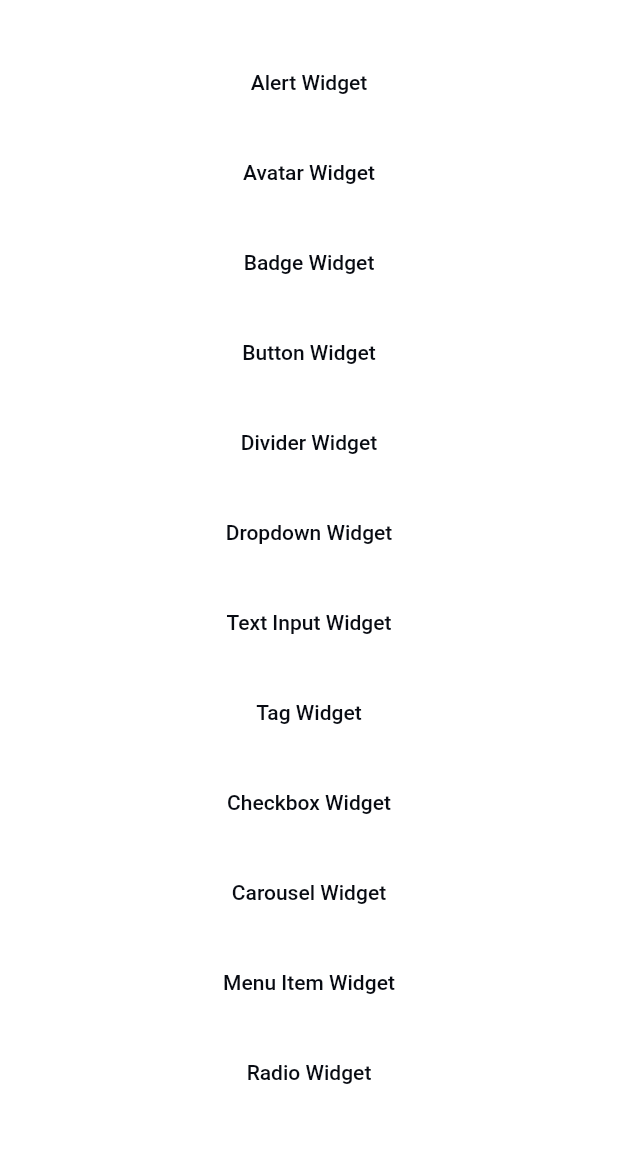
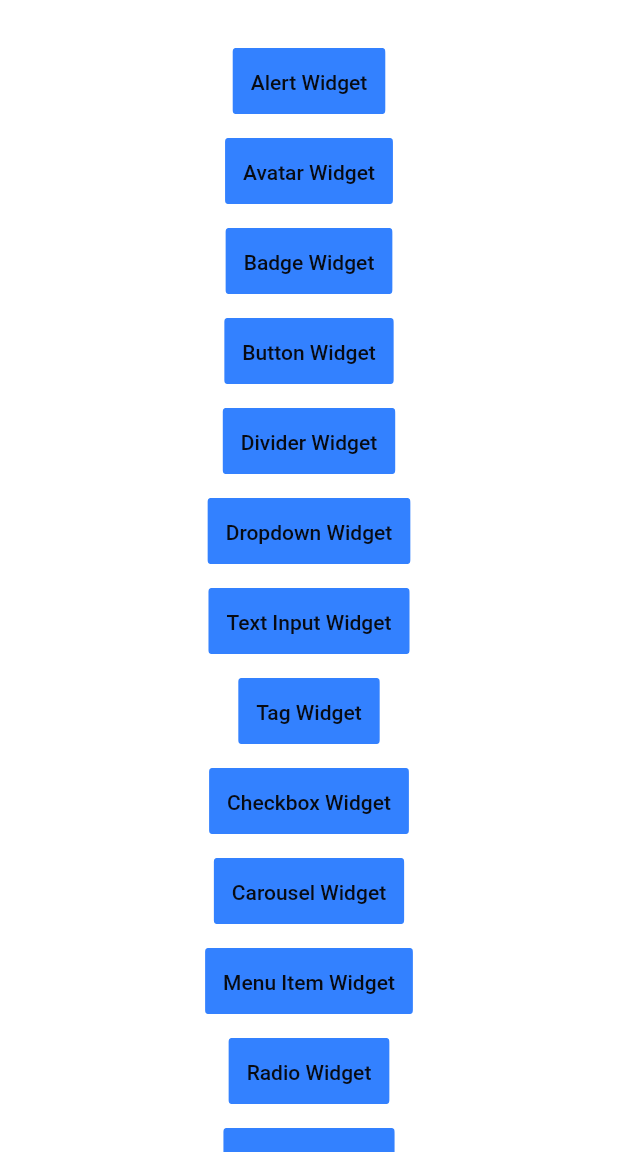
Before and after one commit to odeassis/bacon, a Flutter app: the screen it shows after launch, on a phone screen of 412 x 824 dp, the part 84-1236 px from its top. Run offline on Flutter 3.47's test engine with Material 3 defaults, Android fonts, the phone set to English and light mode, and no system bars; our stand-ins replace go_router; statements that could not run were skipped.

```diff
--- a/lib/src/theme/tokens/hive_tokens.dart
+++ b/lib/src/theme/tokens/hive_tokens.dart
@@ -6,12 +6,12 @@ import 'tokens.dart';
 class HiveTokens extends ThemeExtension<HiveTokens>
     with DiagnosticableTreeMixin {
   static final HiveTokens light = HiveTokens._create(
-    HiveColors.light(),
+    HiveMode(primitives: HiveColors()),
     HiveShadows.light,
   );
 
   static final HiveTokens dark = HiveTokens._create(
-    HiveColors.dark(),
+    HiveMode.dark(primitives: HiveColors.dark()),
     HiveShadows.dark,
   );
 
@@ -34,11 +34,11 @@ class HiveTokens extends ThemeExtension<HiveTokens>
   });
 
   factory HiveTokens._create(
-    HiveColors primitiveColors,
+    HiveMode mode,
     HiveShadows shadows,
   ) {
     return HiveTokens._(
-      modes: HiveMode.colors(primitives: primitiveColors),
+      modes: mode,
       scale: HiveScale(),
       shape: HiveShape(),
       typography: HiveTypographyTokens(
--- a/lib/src/theme/tokens/primitives/color/default.dart
+++ b/lib/src/theme/tokens/primitives/color/default.dart
@@ -101,7 +101,7 @@ class HiveColors extends HivePrimitiveColorsTokens {
     required super.alphaRed,
   });
 
-  HiveColors.light()
+  HiveColors()
       : super(
           neutral0: const Color(0xFFFFFFFF),
           neutral100: const Color(0xFFF9FAFB),
--- a/lib/src/theme/tokens/semantic_tokens/modes/accent/default.dart
+++ b/lib/src/theme/tokens/semantic_tokens/modes/accent/default.dart
@@ -2,7 +2,7 @@ import '../../../primitives/primitives.dart';
 import 'accent_tokens.dart';
 
 class HiveAccentColors extends HiveAccentColorsTokens {
-  HiveAccentColors.colors({
+  HiveAccentColors({
     required HivePrimitiveColorsTokens primitives,
   }) : super(
           purple: primitives.purple600,
@@ -20,4 +20,23 @@ class HiveAccentColors extends HiveAccentColorsTokens {
           blue: primitives.blue600,
           blueLight: primitives.blue200,
         );
+
+  HiveAccentColors.dark({
+    required HivePrimitiveColorsTokens primitives,
+  }) : super(
+          purple: primitives.purple700,
+          purpleLight: primitives.purple300,
+          pink: primitives.pink700,
+          pinkLight: primitives.pink300,
+          red: primitives.red700,
+          redLight: primitives.red300,
+          orange: primitives.orange700,
+          orangeLight: primitives.orange300,
+          yellow: primitives.yellow700,
+          yellowLight: primitives.yellow300,
+          green: primitives.green700,
+          greenLight: primitives.green300,
+          blue: primitives.blue700,
+          blueLight: primitives.blue300,
+        );
 }
--- a/lib/src/theme/tokens/semantic_tokens/modes/action/action_tokens.dart
+++ b/lib/src/theme/tokens/semantic_tokens/modes/action/action_tokens.dart
@@ -12,7 +12,7 @@ class HiveActionColorsTokens extends ThemeExtension<HiveActionColorsTokens>
   final Color hoverOnDark;
   final Color focusRingBrand;
   final Color focusRingNeutral;
-  final Color focusRingDanger;
+  final Color focusRingError;
 
   const HiveActionColorsTokens({
     required this.active,
@@ -21,7 +21,7 @@ class HiveActionColorsTokens extends ThemeExtension<HiveActionColorsTokens>
     required this.hoverOnDark,
     required this.focusRingBrand,
     required this.focusRingNeutral,
-    required this.focusRingDanger,
+    required this.focusRingError,
   });
 
   @override
@@ -39,8 +39,8 @@ class HiveActionColorsTokens extends ThemeExtension<HiveActionColorsTokens>
           utils.colorsLerp(focusRingBrand, other.focusRingBrand, t)!,
       focusRingNeutral:
           utils.colorsLerp(focusRingNeutral, other.focusRingNeutral, t)!,
-      focusRingDanger:
-          utils.colorsLerp(focusRingDanger, other.focusRingDanger, t)!,
+      focusRingError:
+          utils.colorsLerp(focusRingError, other.focusRingError, t)!,
     );
   }
 
@@ -52,7 +52,7 @@ class HiveActionColorsTokens extends ThemeExtension<HiveActionColorsTokens>
     Color? hoverOnDark,
     Color? focusRingBrand,
     Color? focusRingNeutral,
-    Color? focusRingDanger,
+    Color? focusRingError,
   }) {
     return HiveActionColorsTokens(
       active: active ?? this.active,
@@ -61,7 +61,7 @@ class HiveActionColorsTokens extends ThemeExtension<HiveActionColorsTokens>
       hoverOnDark: hoverOnDark ?? this.hoverOnDark,
       focusRingBrand: focusRingBrand ?? this.focusRingBrand,
       focusRingNeutral: focusRingNeutral ?? this.focusRingNeutral,
-      focusRingDanger: focusRingDanger ?? this.focusRingDanger,
+      focusRingError: focusRingError ?? this.focusRingError,
     );
   }
 
@@ -78,6 +78,6 @@ class HiveActionColorsTokens extends ThemeExtension<HiveActionColorsTokens>
     properties
         .add(DiagnosticsProperty<Color>('focusRingNeutral', focusRingNeutral));
     properties
-        .add(DiagnosticsProperty<Color>('focusRingDanger', focusRingDanger));
+        .add(DiagnosticsProperty<Color>('focusRingError', focusRingError));
   }
 }
--- a/lib/src/theme/tokens/semantic_tokens/modes/action/default.dart
+++ b/lib/src/theme/tokens/semantic_tokens/modes/action/default.dart
@@ -2,17 +2,7 @@ import '../../../primitives/primitives.dart';
 import 'action_tokens.dart';
 
 class HiveActionColors extends HiveActionColorsTokens {
-  const HiveActionColors({
-    required super.active,
-    required super.hoverOnColor,
-    required super.hoverOnDark,
-    required super.disabled,
-    required super.focusRingBrand,
-    required super.focusRingNeutral,
-    required super.focusRingDanger,
-  });
-
-  HiveActionColors.colors({
+  HiveActionColors({
     required HivePrimitiveColorsTokens primitives,
   }) : super(
           active: primitives.brand600,
@@ -27,7 +17,26 @@ class HiveActionColors extends HiveActionColorsTokens {
           focusRingNeutral: HiveColors.dark()
               .alpha
               .withOpacity(HiveOpacities.opacities.focusRing),
-          focusRingDanger: primitives.alphaRed
+          focusRingError: primitives.alphaRed
+              .withOpacity(HiveOpacities.opacities.focusRing),
+        );
+
+  HiveActionColors.dark({
+    required HivePrimitiveColorsTokens primitives,
+  }) : super(
+          active: primitives.brand700,
+          hoverOnColor: HiveColors.dark()
+              .alpha
+              .withOpacity(HiveOpacities.opacities.hoverOnColor),
+          hoverOnDark:
+              primitives.alpha.withOpacity(HiveOpacities.opacities.hoverOnDark),
+          disabled: primitives.neutral300,
+          focusRingBrand: primitives.alphaBrand
+              .withOpacity(HiveOpacities.opacities.focusRing),
+          focusRingNeutral: HiveColors.dark()
+              .alpha
+              .withOpacity(HiveOpacities.opacities.focusRing),
+          focusRingError: primitives.alphaRed
               .withOpacity(HiveOpacities.opacities.focusRing),
         );
 }
--- a/lib/src/theme/tokens/semantic_tokens/modes/alert/default.dart
+++ b/lib/src/theme/tokens/semantic_tokens/modes/alert/default.dart
@@ -2,7 +2,7 @@ import '../../../primitives/primitives.dart';
 import 'alert_tokens.dart';
 
 class HiveAlertColors extends HiveAlertColorsTokens {
-  HiveAlertColors.colors({
+  HiveAlertColors({
     required HivePrimitiveColorsTokens primitives,
   }) : super(
           danger: primitives.red600,
@@ -14,4 +14,17 @@ class HiveAlertColors extends HiveAlertColorsTokens {
           info: primitives.blue600,
           infoLight: primitives.blue200,
         );
+
+  HiveAlertColors.dark({
+    required HivePrimitiveColorsTokens primitives,
+  }) : super(
+          danger: primitives.red700,
+          dangerLight: primitives.red300,
+          warning: primitives.yellow700,
+          warningLight: primitives.yellow300,
+          success: primitives.green700,
+          successLight: primitives.green300,
+          info: primitives.blue700,
+          infoLight: primitives.blue300,
+        );
 }
--- a/lib/src/theme/tokens/semantic_tokens/modes/default.dart
+++ b/lib/src/theme/tokens/semantic_tokens/modes/default.dart
@@ -8,14 +8,25 @@ import 'layers/content.dart';
 import 'modes_tokens.dart';
 
 class HiveMode extends HiveModeTokens {
-  HiveMode.colors({
+  HiveMode({
     required HivePrimitiveColorsTokens primitives,
   }) : super(
-          action: HiveActionColors.colors(primitives: primitives),
-          alert: HiveAlertColors.colors(primitives: primitives),
-          background: HiveBackground.colors(primitives: primitives),
-          content: HiveContentColors.colors(primitives: primitives),
-          border: HiveBorderColors.colors(primitives: primitives),
-          accent: HiveAccentColors.colors(primitives: primitives),
+          accent: HiveAccentColors(primitives: primitives),
+          alert: HiveAlertColors(primitives: primitives),
+          action: HiveActionColors(primitives: primitives),
+          background: HiveBackground(primitives: primitives),
+          border: HiveBorderColors(primitives: primitives),
+          content: HiveContentColors(primitives: primitives),
+        );
+
+  HiveMode.dark({
+    required HivePrimitiveColorsTokens primitives,
+  }) : super(
+          accent: HiveAccentColors.dark(primitives: primitives),
+          alert: HiveAlertColors.dark(primitives: primitives),
+          action: HiveActionColors.dark(primitives: primitives),
+          background: HiveBackground.dark(primitives: primitives),
+          border: HiveBorderColors.dark(primitives: primitives),
+          content: HiveContentColors.dark(primitives: primitives),
         );
 }
--- a/lib/src/theme/tokens/semantic_tokens/modes/layers/background.dart
+++ b/lib/src/theme/tokens/semantic_tokens/modes/layers/background.dart
@@ -2,18 +2,7 @@ import '../../../primitives/primitives.dart';
 import 'layers_tokens.dart';
 
 class HiveBackground extends HiveLayersColorsTokens {
-  const HiveBackground({
-    required super.brand,
-    required super.brandLight,
-    required super.primary,
-    required super.secondary,
-    required super.tertiary,
-    required super.inverse,
-    required super.alwaysWhite,
-    required super.alwaysDark,
-  });
-
-  HiveBackground.colors({
+  HiveBackground({
     required HivePrimitiveColorsTokens primitives,
   }) : super(
           brand: primitives.brand600,
@@ -25,4 +14,17 @@ class HiveBackground extends HiveLayersColorsTokens {
           alwaysDark: primitives.neutral1100,
           alwaysWhite: primitives.neutral0,
         );
+
+  HiveBackground.dark({
+    required HivePrimitiveColorsTokens primitives,
+  }) : super(
+          brand: primitives.brand700,
+          brandLight: primitives.brand300,
+          primary: primitives.neutral200,
+          secondary: primitives.neutral0,
+          tertiary: primitives.neutral300,
+          inverse: primitives.neutral1100,
+          alwaysDark: primitives.neutral0,
+          alwaysWhite: primitives.neutral1100,
+        );
 }
--- a/lib/src/theme/tokens/semantic_tokens/modes/layers/border.dart
+++ b/lib/src/theme/tokens/semantic_tokens/modes/layers/border.dart
@@ -2,18 +2,7 @@ import '../../../primitives/primitives.dart';
 import 'layers_tokens.dart';
 
 class HiveBorderColors extends HiveLayersColorsTokens {
-  const HiveBorderColors({
-    required super.brand,
-    required super.brandLight,
-    required super.primary,
-    required super.secondary,
-    required super.tertiary,
-    required super.inverse,
-    required super.alwaysWhite,
-    required super.alwaysDark,
-  });
-
-  HiveBorderColors.colors({
+  HiveBorderColors({
     required HivePrimitiveColorsTokens primitives,
   }) : super(
           brand: primitives.brand600,
@@ -25,4 +14,17 @@ class HiveBorderColors extends HiveLayersColorsTokens {
           alwaysDark: primitives.neutral1100,
           alwaysWhite: primitives.neutral0,
         );
+
+  HiveBorderColors.dark({
+    required HivePrimitiveColorsTokens primitives,
+  }) : super(
+          brand: primitives.brand700,
+          brandLight: primitives.brand300,
+          primary: primitives.neutral400,
+          secondary: primitives.neutral300,
+          tertiary: primitives.neutral500,
+          inverse: primitives.neutral800,
+          alwaysDark: primitives.neutral0,
+          alwaysWhite: primitives.neutral1100,
+        );
 }
--- a/lib/src/theme/tokens/semantic_tokens/modes/layers/content.dart
+++ b/lib/src/theme/tokens/semantic_tokens/modes/layers/content.dart
@@ -2,18 +2,7 @@ import '../../../primitives/primitives.dart';
 import 'layers_tokens.dart';
 
 class HiveContentColors extends HiveLayersColorsTokens {
-  const HiveContentColors({
-    required super.brand,
-    required super.brandLight,
-    required super.primary,
-    required super.secondary,
-    required super.tertiary,
-    required super.inverse,
-    required super.alwaysWhite,
-    required super.alwaysDark,
-  });
-
-  HiveContentColors.colors({
+  HiveContentColors({
     required HivePrimitiveColorsTokens primitives,
   }) : super(
           brand: primitives.brand600,
@@ -25,4 +14,17 @@ class HiveContentColors extends HiveLayersColorsTokens {
           alwaysDark: primitives.neutral1100,
           alwaysWhite: primitives.neutral0,
         );
+
+  HiveContentColors.dark({
+    required HivePrimitiveColorsTokens primitives,
+  }) : super(
+          brand: primitives.brand700,
+          brandLight: primitives.brand300,
+          primary: primitives.neutral1100,
+          secondary: primitives.neutral800,
+          tertiary: primitives.neutral500,
+          inverse: primitives.neutral0,
+          alwaysDark: primitives.neutral0,
+          alwaysWhite: primitives.neutral1100,
+        );
 }
--- a/lib/src/widgets/button/button.dart
+++ b/lib/src/widgets/button/button.dart
@@ -3,7 +3,6 @@ import 'package:flutter/material.dart';
 import '../../theme/components/components.dart';
 import '../../theme/effects/effects.dart';
 import '../../theme/theme.dart';
-import '../../theme/tokens/tokens.dart';
 import '../../utils/utils.dart' as utils;
 
 enum HiveButtonSize {
@@ -413,7 +412,7 @@ class _HiveButtonState extends State<HiveButton>
         widget.borderRadius ?? effectiveHiveButtonSize.borderRadius;
 
     final Color effectiveBackgroundColor =
-        widget.backgroundColor ?? HiveTokens.light.modes.background.primary;
+        widget.backgroundColor ?? HiveTokens.light.modes.background.brand;
 
     final Color effectiveBorderColor =
         widget.borderColor ?? HiveTokens.light.modes.border.primary;
--- a/lib/src/widgets/text_input/text_input.dart
+++ b/lib/src/widgets/text_input/text_input.dart
@@ -10,7 +10,6 @@ import 'package:flutter/services.dart';
 import '../../theme/components/components.dart' as components;
 import '../../theme/effects/effects.dart';
 import '../../theme/theme.dart';
-import '../../theme/tokens/tokens.dart';
 import '../../utils/utils.dart' as utils;
 
 export 'package:flutter/services.dart'
@@ -1136,7 +1135,7 @@ class _HiveTextInputState extends State<HiveTextInput>
         HiveTokens.light.modes.content.tertiary;
 
     final Color effectiveFocusRingColor = _hasError
-        ? HiveTokens.light.modes.action.focusRingDanger
+        ? HiveTokens.light.modes.action.focusRingError
         : context.hiveTheme?.textInputTheme.colors.focusRing ??
             HiveTokens.light.modes.action.focusRingBrand;
 
```
